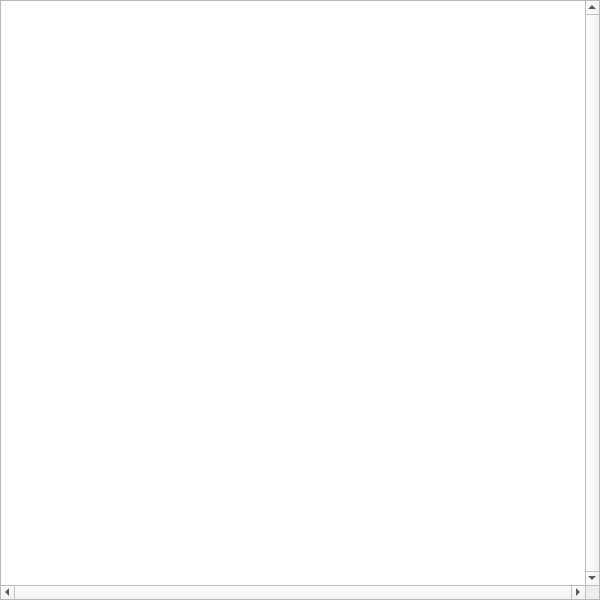
Qt form ultragrid/gui/QT/Terminal.ui (CESNET/UltraGrid) before a commit.
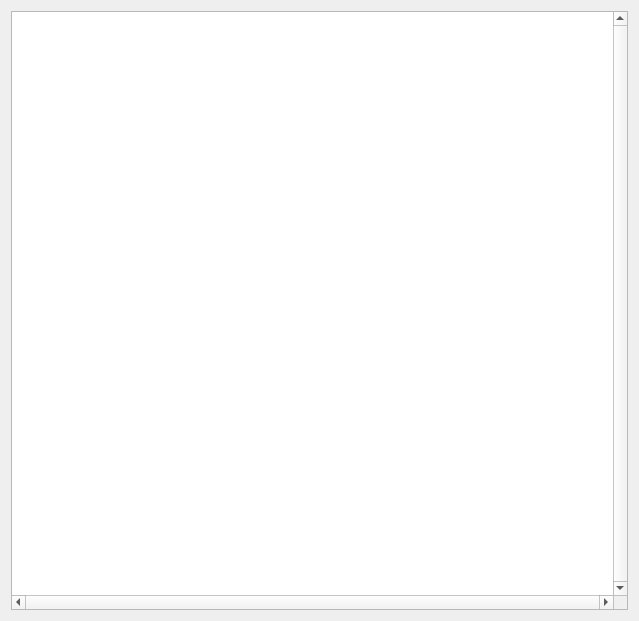
The same form after that commit.

Commit message: QT GUI: fixed resize + monosp. fonts

The edit to the form file:
```diff
--- a/ultragrid/gui/QT/Terminal.ui
+++ b/ultragrid/gui/QT/Terminal.ui
@@ -6,21 +6,40 @@
    <rect>
     <x>0</x>
     <y>0</y>
-    <width>600</width>
-    <height>600</height>
+    <width>639</width>
+    <height>621</height>
    </rect>
   </property>
+  <property name="sizePolicy">
+   <sizepolicy hsizetype="Expanding" vsizetype="Expanding">
+    <horstretch>0</horstretch>
+    <verstretch>0</verstretch>
+   </sizepolicy>
+  </property>
   <property name="windowTitle">
    <string>Dialog</string>
   </property>
+  <layout class="QHBoxLayout" name="horizontalLayout">
+   <item>
+    <layout class="QVBoxLayout" name="verticalLayout">
+     <property name="spacing">
+      <number>0</number>
+     </property>
+     <property name="sizeConstraint">
+      <enum>QLayout::SetMaximumSize</enum>
+     </property>
+     <item>
   <widget class="QTextBrowser" name="textBrowser">
-   <property name="geometry">
-    <rect>
-     <x>0</x>
-     <y>0</y>
-     <width>600</width>
-     <height>600</height>
-    </rect>
+       <property name="sizePolicy">
+        <sizepolicy hsizetype="Expanding" vsizetype="Expanding">
+         <horstretch>0</horstretch>
+         <verstretch>0</verstretch>
+        </sizepolicy>
+       </property>
+       <property name="font">
+        <font>
+         <family>Monospace</family>
+        </font>
    </property>
    <property name="verticalScrollBarPolicy">
     <enum>Qt::ScrollBarAlwaysOn</enum>
@@ -29,6 +48,10 @@
     <enum>Qt::ScrollBarAlwaysOn</enum>
    </property>
   </widget>
+     </item>
+    </layout>
+   </item>
+  </layout>
  </widget>
  <resources/>
  <connections/>
```
Left out of the diff: 2 changed lines with no effect on the pictures. Lines whose indentation alone changed are shown as unchanged.
